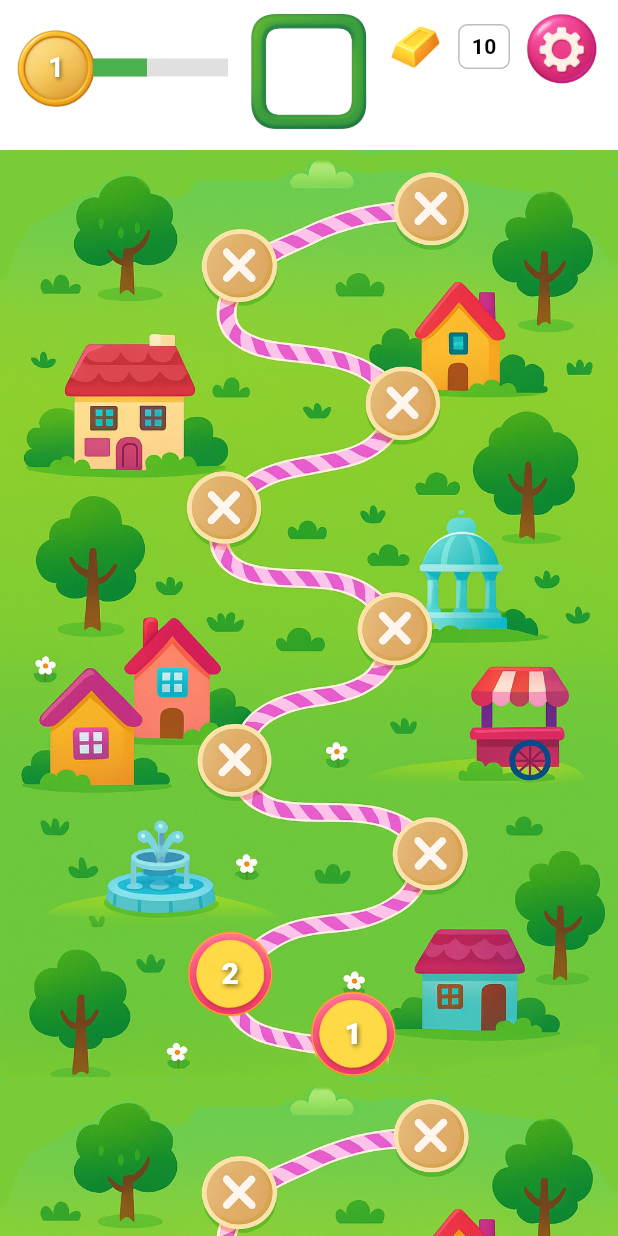
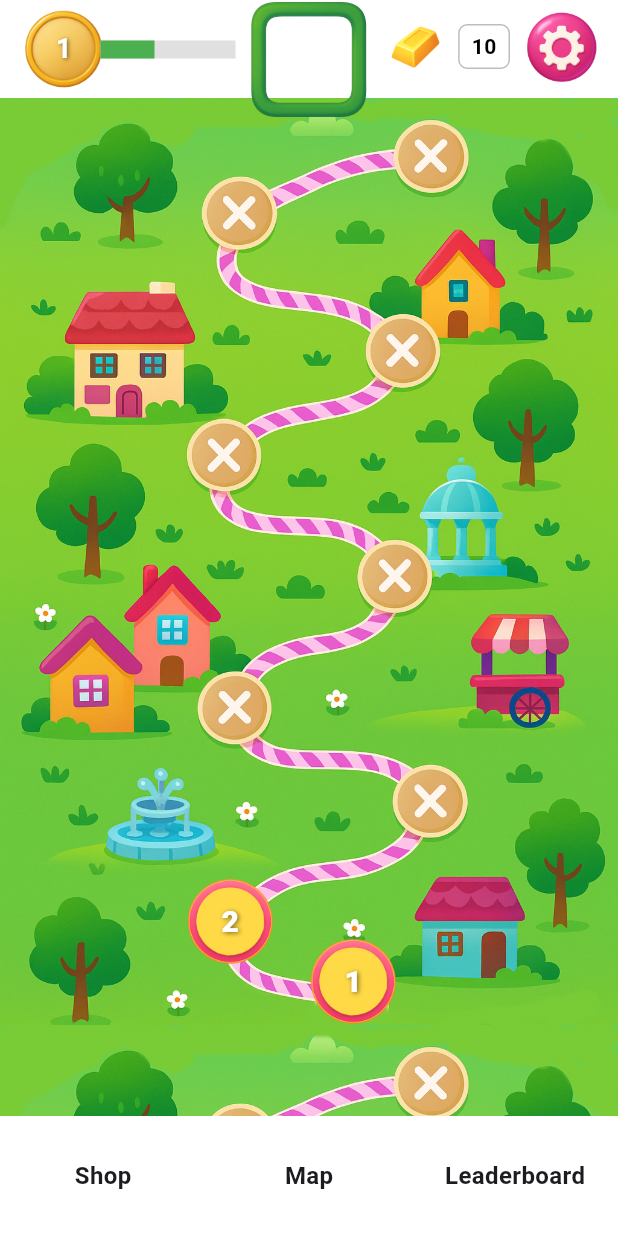
Before and after one commit to RieckA2306/slide_escape, a Flutter app: the screen it shows after launch, on a phone screen of 412 x 824 dp. Run offline on Flutter 3.47's test engine with Material 3 defaults, Android fonts, the phone set to English and light mode, and no system bars.

Commit message:
Bottom Bar

```diff
--- a/lib/features/level_map/level_map_screen.dart
+++ b/lib/features/level_map/level_map_screen.dart
@@ -15,7 +15,7 @@ class _LevelMapScreenState extends State<LevelMapScreen> {
   void initState() {
     super.initState();
 
-    // beim ersten Frame nach ganz unten scrollen
+    // Scroll down to the bottom after the first frame is rendered
     WidgetsBinding.instance.addPostFrameCallback((_) {
       if (_scrollController.hasClients) {
         _scrollController.jumpTo(_scrollController.position.maxScrollExtent);
@@ -38,23 +38,20 @@ class _LevelMapScreenState extends State<LevelMapScreen> {
       body: CustomScrollView(
         controller: _scrollController,
         slivers: [
-          // Neuer Header oben
+          // Top header
           SliverAppBar(
             pinned: true,
-            expandedHeight: 100,
-            collapsedHeight: 80,
+            expandedHeight: 65,
+            collapsedHeight: 65,
             backgroundColor: Colors.white,
             flexibleSpace: SafeArea(
               child: Stack(
+                clipBehavior: Clip.none, // allow children to overflow
                 children: [
-                  // Reason for using Stack:
-                  // Stack + Positioned gives you full control over positions (x,y) of each widget.
-                  // Unlike Row/Column, resizing one widget will not push/move the others.
-
-                  // Left: Level background + number
+                  // Left: level background + number
                   Positioned(
-                    left: 5,   // adjust freely
-                    top: 13,    // adjust freely
+                    left: 10,
+                    top: 0,
                     child: Stack(
                       alignment: Alignment.center,
                       children: [
@@ -84,8 +81,8 @@ class _LevelMapScreenState extends State<LevelMapScreen> {
 
                   // Progress bar next to level indicator
                   Positioned(
-                    left: 62,   // adjust freely
-                    top: 39,    // adjust freely
+                    left: 67,
+                    top: 27,
                     child: SizedBox(
                       width: 90,
                       height: 12,
@@ -97,10 +94,10 @@ class _LevelMapScreenState extends State<LevelMapScreen> {
                     ),
                   ),
 
-                  // Center: Frame image
+                  // Center: frame image (overhanging)
                   Positioned(
-                    left: 161,  // adjust freely
-                    top: 3,    // adjust freely
+                    left: 161,
+                    bottom: -20, // negative value makes it overhang below AppBar
                     child: Image.asset(
                       "assets/app_bar/frames/frame1.png",
                       width: 90,
@@ -108,10 +105,10 @@ class _LevelMapScreenState extends State<LevelMapScreen> {
                     ),
                   ),
 
-                  // Right: Gold bar + value
+                  // Right: gold bar + value
                   Positioned(
-                    right: 72,  // adjust freely
-                    top: 6,    // adjust freely
+                    right: 72,
+                    top: 6,
                     child: Row(
                       children: [
                         Image.asset(
@@ -121,7 +118,8 @@ class _LevelMapScreenState extends State<LevelMapScreen> {
                         ),
                         const SizedBox(width: 4),
                         Container(
-                          padding: const EdgeInsets.symmetric(horizontal: 8, vertical: 4),
+                          padding: const EdgeInsets.symmetric(
+                              horizontal: 8, vertical: 4),
                           decoration: BoxDecoration(
                             color: Colors.white,
                             borderRadius: BorderRadius.circular(6),
@@ -139,10 +137,10 @@ class _LevelMapScreenState extends State<LevelMapScreen> {
                     ),
                   ),
 
-                  // Far right: Settings icon
+                  // Far right: settings icon
                   Positioned(
-                    right: 10,  // adjust freely
-                    top: 5,    // adjust freely
+                    right: 10,
+                    top: 4,
                     child: GestureDetector(
                       onTap: () {}, // no function yet
                       child: Image.asset(
@@ -157,8 +155,7 @@ class _LevelMapScreenState extends State<LevelMapScreen> {
             ),
           ),
 
-
-          // Abschnitt mit Level 1 & 2 (ganz unten Startpunkt)
+          // Section with Level 1 & 2 (bottom start point)
           SliverToBoxAdapter(
             child: _buildMapSection(
               context,
@@ -169,7 +166,7 @@ class _LevelMapScreenState extends State<LevelMapScreen> {
             ),
           ),
 
-          // Abschnitt mit Level 10 & 11 (weiter oben)
+          // Section with Level 10 & 11 (further up)
           SliverToBoxAdapter(
             child: _buildMapSection(
               context,
@@ -180,7 +177,7 @@ class _LevelMapScreenState extends State<LevelMapScreen> {
             ),
           ),
 
-          // Abschnitt mit Level 19 & 20 (weiter oben)
+          // Section with Level 19 & 20 (further up)
           SliverToBoxAdapter(
             child: _buildMapSection(
               context,
@@ -191,6 +188,50 @@ class _LevelMapScreenState extends State<LevelMapScreen> {
             ),
           ),
         ],
+      ),
+
+      // Footer / Bottom Navigation Bar
+      bottomNavigationBar: Container(
+        color: Colors.white,
+        height: 80,
+        child: Row(
+          mainAxisAlignment: MainAxisAlignment.spaceEvenly,
+          children: const [
+            Expanded(
+              child: Center(
+                child: Text(
+                  "Shop",
+                  style: TextStyle(
+                    fontWeight: FontWeight.bold,
+                    fontSize: 16,
+                  ),
+                ),
+              ),
+            ),
+            Expanded(
+              child: Center(
+                child: Text(
+                  "Map",
+                  style: TextStyle(
+                    fontWeight: FontWeight.bold,
+                    fontSize: 16,
+                  ),
+                ),
+              ),
+            ),
+            Expanded(
+              child: Center(
+                child: Text(
+                  "Leaderboard",
+                  style: TextStyle(
+                    fontWeight: FontWeight.bold,
+                    fontSize: 16,
+                  ),
+                ),
+              ),
+            ),
+          ],
+        ),
       ),
     );
   }
@@ -223,14 +264,14 @@ class _LevelMapScreenState extends State<LevelMapScreen> {
         child: Stack(
           alignment: Alignment.center,
           children: [
-            // PNG Button
+            // Level background image (button style)
             Image.asset(
               "assets/level_background/normal_level_background.png",
               width: 63,
               height: 63,
             ),
 
-            // Levelnummer mittig
+            // Level number text in the center
             Text(
               level.id.toString(),
               style: const TextStyle(
```
